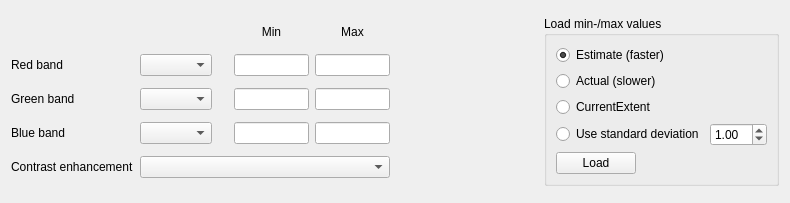
First picture: the form in src/ui/qgsmultibandcolorrendererwidgetbase.ui, repository qgis/QGIS, before the edit.
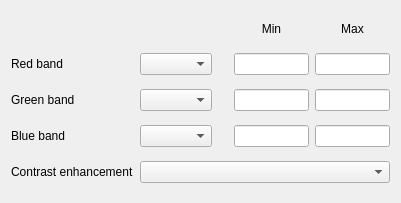
Second picture: the form after the edit.

Commit message: new widget for raster min/max load

Patch:
```diff
--- a/src/ui/qgsmultibandcolorrendererwidgetbase.ui
+++ b/src/ui/qgsmultibandcolorrendererwidgetbase.ui
@@ -6,15 +6,15 @@
    <rect>
     <x>0</x>
     <y>0</y>
-    <width>790</width>
+    <width>401</width>
     <height>203</height>
    </rect>
   </property>
   <property name="windowTitle">
    <string>Form</string>
   </property>
-  <layout class="QGridLayout" name="gridLayout_5">
-   <item row="0" column="0">
+  <layout class="QHBoxLayout" name="horizontalLayout">
+   <item>
     <layout class="QGridLayout" name="gridLayout">
      <item row="1" column="0">
       <widget class="QLabel" name="mRedBandLabel">
@@ -269,88 +269,6 @@
      </item>
     </layout>
    </item>
-   <item row="0" column="2">
-    <widget class="QGroupBox" name="mLoadMinMaxValuesGroupBox">
-     <property name="title">
-      <string>Load min-/max values</string>
-     </property>
-     <layout class="QGridLayout" name="gridLayout_4">
-      <item row="0" column="0">
-       <widget class="QRadioButton" name="mEstimateRadioButton">
-        <property name="text">
-         <string>Estimate (faster)</string>
-        </property>
-        <property name="checked">
-         <bool>true</bool>
-        </property>
-       </widget>
-      </item>
-      <item row="1" column="0">
-       <widget class="QRadioButton" name="mActualRadioButton">
-        <property name="text">
-         <string>Actual (slower)</string>
-        </property>
-       </widget>
-      </item>
-      <item row="2" column="0">
-       <widget class="QRadioButton" name="mCurrentExtentRadioButton">
-        <property name="text">
-         <string>CurrentExtent</string>
-        </property>
-       </widget>
-      </item>
-      <item row="3" column="0">
-       <widget class="QRadioButton" name="mUseStdDevRadioButton">
-        <property name="text">
-         <string>Use standard deviation</string>
-        </property>
-       </widget>
-      </item>
-      <item row="4" column="0">
-       <widget class="QPushButton" name="mLoadPushButton">
-        <property name="sizePolicy">
-         <sizepolicy hsizetype="Fixed" vsizetype="Fixed">
-          <horstretch>0</horstretch>
-          <verstretch>0</verstretch>
-         </sizepolicy>
-        </property>
-        <property name="text">
-         <string>Load</string>
-        </property>
-       </widget>
-      </item>
-      <item row="3" column="1">
-       <widget class="QDoubleSpinBox" name="mStdDevSpinBox">
-        <property name="sizePolicy">
-         <sizepolicy hsizetype="Fixed" vsizetype="Fixed">
-          <horstretch>0</horstretch>
-          <verstretch>0</verstretch>
-         </sizepolicy>
-        </property>
-        <property name="value">
-         <double>1.000000000000000</double>
-        </property>
-       </widget>
-      </item>
-     </layout>
-    </widget>
-   </item>
-   <item row="0" column="1">
-    <spacer name="horizontalSpacer_2">
-     <property name="orientation">
-      <enum>Qt::Horizontal</enum>
-     </property>
-     <property name="sizeType">
-      <enum>QSizePolicy::MinimumExpanding</enum>
-     </property>
-     <property name="sizeHint" stdset="0">
-      <size>
-       <width>10</width>
-       <height>20</height>
-      </size>
-     </property>
-    </spacer>
-   </item>
   </layout>
  </widget>
  <resources/>
```
The commit also changes 23 other files.
